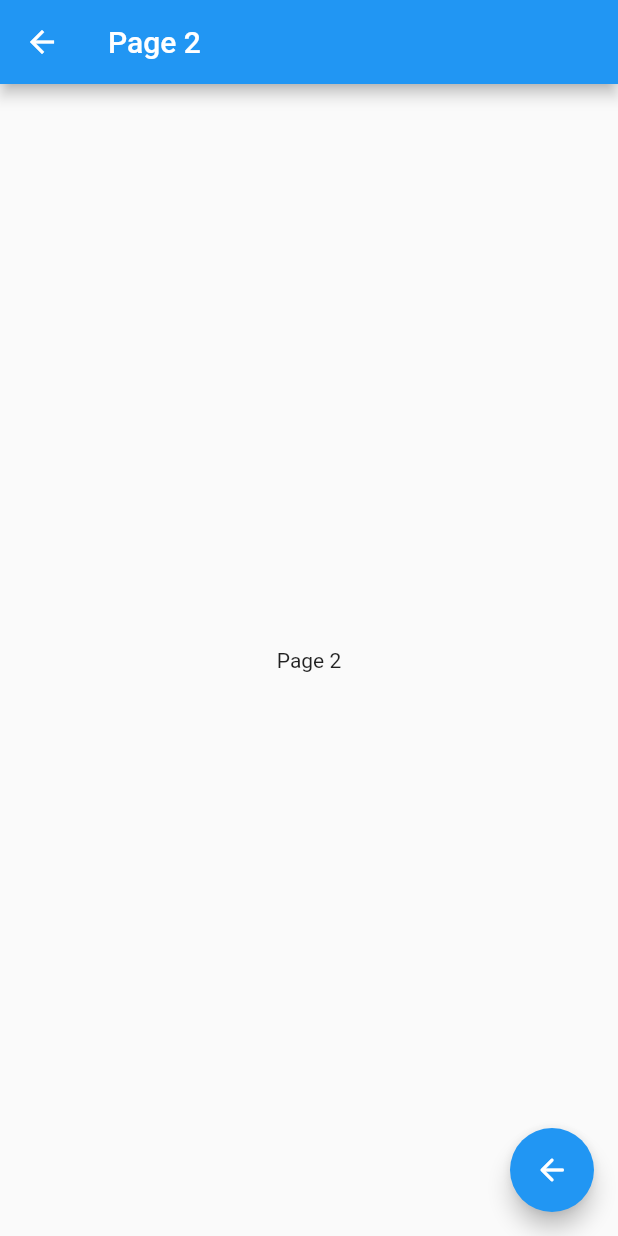
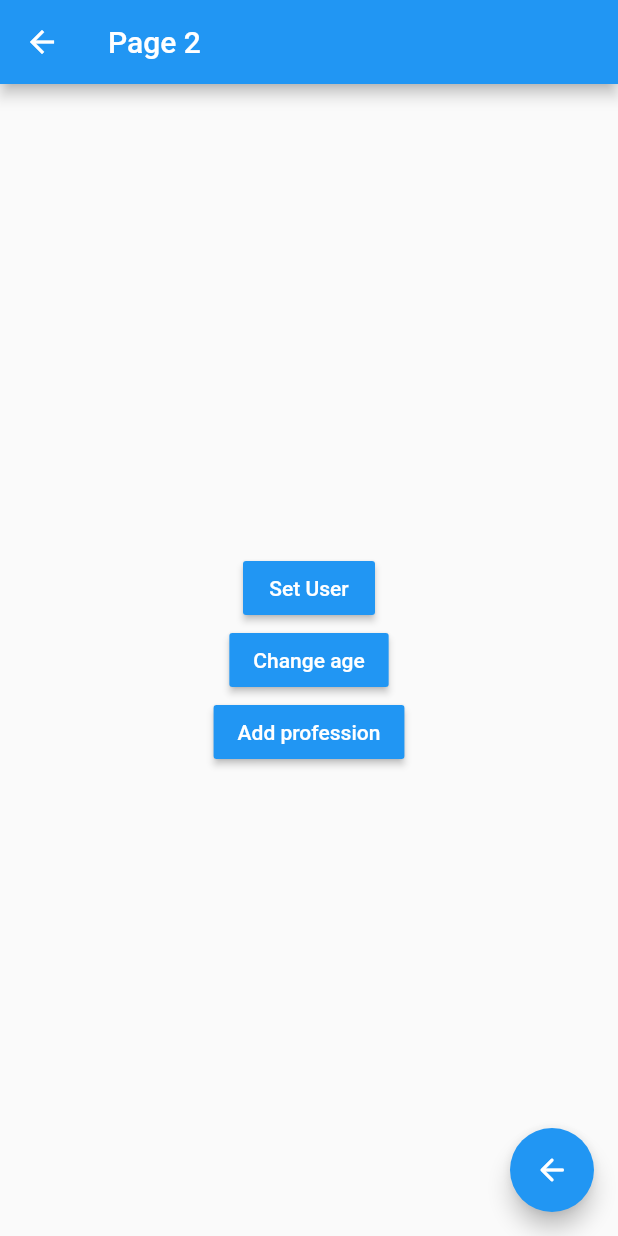
Before and after one commit to urielexis64/flutter_state_patterns, a Flutter app: the screen it shows after launch, after a tap on the "arrow forward" icon, on a phone screen of 412 x 824 dp. Run offline on Flutter 3.47's test engine with Material 2 defaults, Android fonts, the phone set to English and light mode, and no system bars.

Commit message:
feat: :sparkles: change code base

```diff
--- a/lib/pages/page1_page.dart
+++ b/lib/pages/page1_page.dart
@@ -7,10 +7,37 @@ class Page1Page extends StatelessWidget {
         appBar: AppBar(
           title: Text('Page 1'),
         ),
-        body: Center(child: Text('Page 1')),
+        body: UserInfo(),
         floatingActionButton: FloatingActionButton(
           onPressed: () => Navigator.pushNamed(context, 'page2'),
           child: Icon(Icons.arrow_forward_rounded),
         ));
   }
 }
+
+class UserInfo extends StatelessWidget {
+  @override
+  Widget build(BuildContext context) {
+    return Container(
+      width: double.infinity,
+      height: double.infinity,
+      padding: EdgeInsets.all(20.0),
+      child: Column(
+        crossAxisAlignment: CrossAxisAlignment.start,
+        children: [
+          Text('General',
+              style: TextStyle(fontSize: 18, fontWeight: FontWeight.bold)),
+          Divider(),
+          ListTile(title: Text('Name: ')),
+          ListTile(title: Text('Age: ')),
+          Text('Professions',
+              style: TextStyle(fontSize: 18, fontWeight: FontWeight.bold)),
+          Divider(),
+          ...List.generate(1,
+                  (index) => ListTile(title: Text('Profession ${index + 1}: ')))
+              .toList()
+        ],
+      ),
+    );
+  }
+}
--- a/lib/pages/page2_page.dart
+++ b/lib/pages/page2_page.dart
@@ -7,7 +7,26 @@ class Page2Page extends StatelessWidget {
         appBar: AppBar(
           title: Text('Page 2'),
         ),
-        body: Center(child: Text('Page 2')),
+        body: Center(
+            child: Column(
+          mainAxisAlignment: MainAxisAlignment.center,
+          children: [
+            MaterialButton(
+                child: Text('Set User', style: TextStyle(color: Colors.white)),
+                color: Colors.blue,
+                onPressed: () {}),
+            MaterialButton(
+                child:
+                    Text('Change age', style: TextStyle(color: Colors.white)),
+                color: Colors.blue,
+                onPressed: () {}),
+            MaterialButton(
+                child: Text('Add profession',
+                    style: TextStyle(color: Colors.white)),
+                color: Colors.blue,
+                onPressed: () {}),
+          ],
+        )),
         floatingActionButton: FloatingActionButton(
           onPressed: () => Navigator.pop(context),
           child: Icon(Icons.arrow_back_rounded),
```
